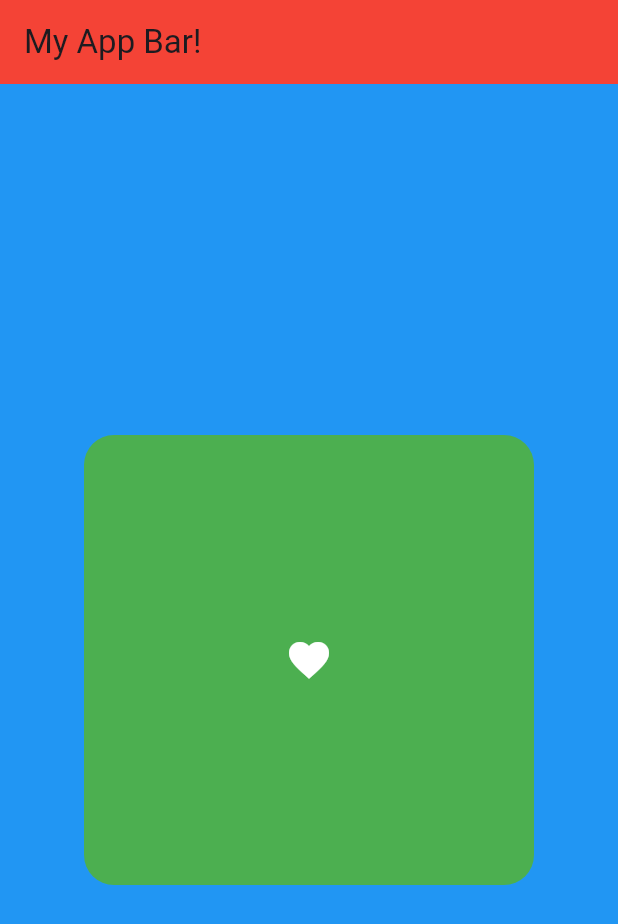
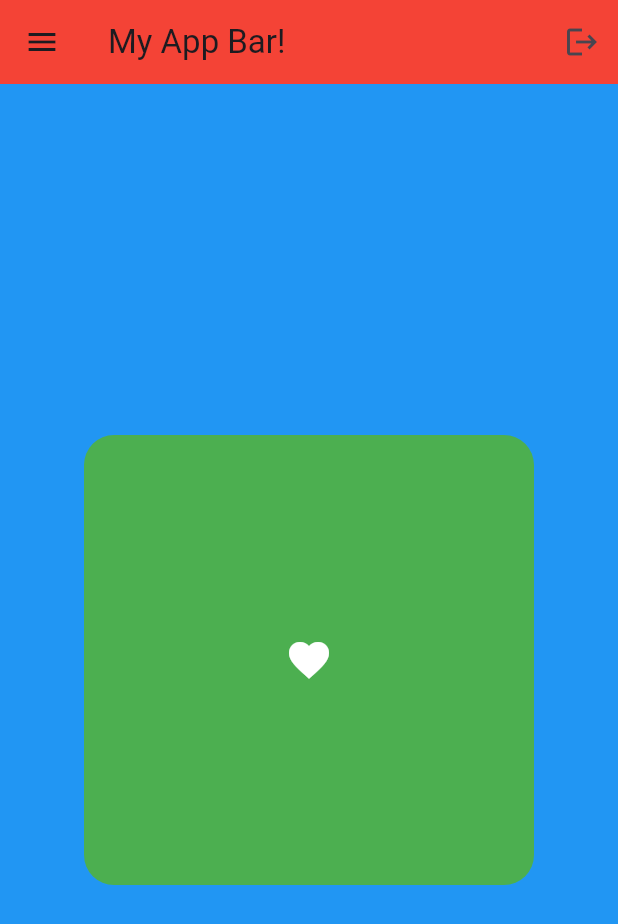
Before and after one commit to do2523/FlutterApp, a Flutter app: the screen it shows after launch, on a phone screen of 412 x 824 dp. Shown: the top 924 px of the screen. Run offline on Flutter 3.47's test engine with Material 3 defaults, Android fonts, the phone set to English and light mode, and no system bars.

Commit message:
Add Icons onto App Bar

```diff
--- a/lib/main.dart
+++ b/lib/main.dart
@@ -17,6 +17,11 @@ class MyApp extends StatelessWidget {
         appBar: AppBar(
           title: Text("My App Bar! "),
           backgroundColor: Colors.red,
+          elevation: 0,
+          leading: Icon(Icons.menu),
+          actions: [
+            IconButton(onPressed: () {}, icon: Icon(Icons.logout))
+          ],
         ),
         body: Center (
           child: Container(
```
